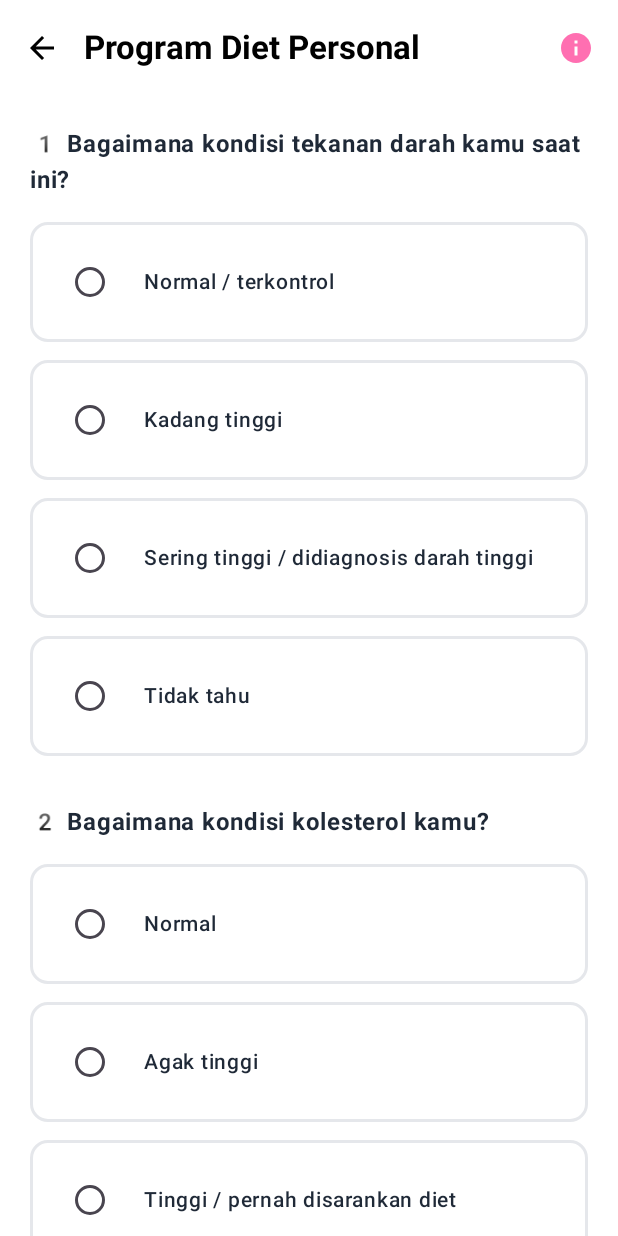
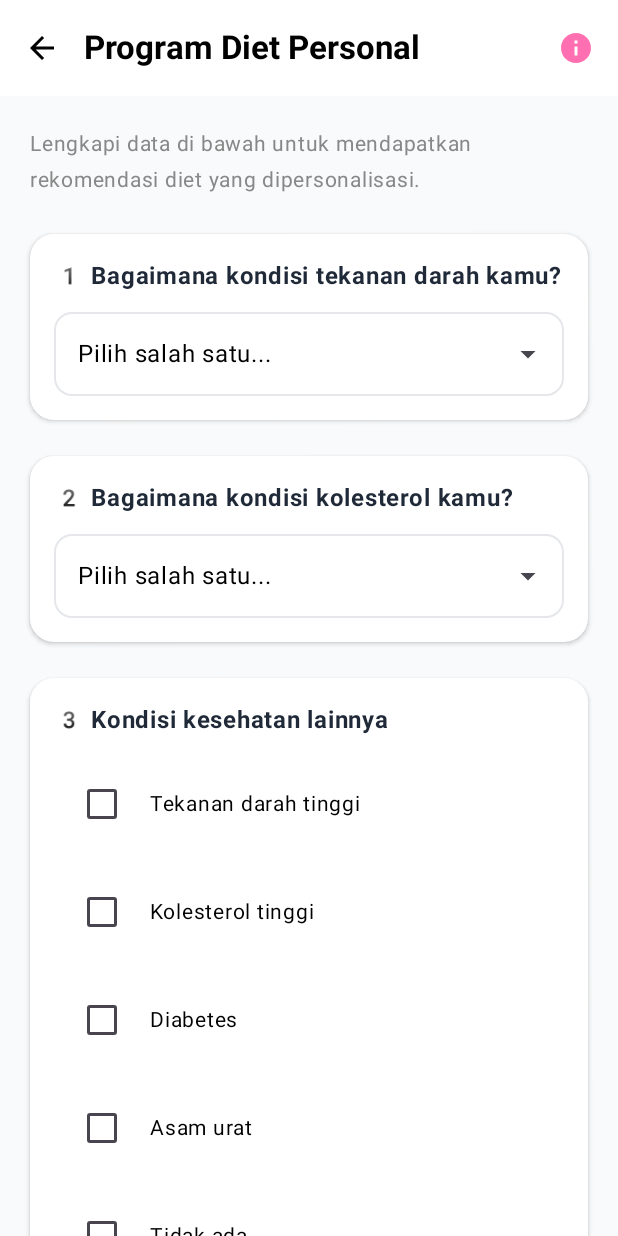
Before and after one commit to rapsz30/SehatJantungku, an Android app built with Jetpack Compose: the DietProgramScreen screen opened through its navigation route, on a phone screen of 412 x 824 dp. Run offline under Robolectric (Android 15) with nearby library versions, the phone set to English and light mode, and no system bars; our stand-ins replace Firebase (no records; nobody signed in at launch, a user with empty details on screens opened directly); pictures from the network do not load.

Commit message:
add diet plan data

```diff
--- a/app/src/main/java/com/example/sehatjantungku/ui/screens/diet/DietProgramScreen.kt
+++ b/app/src/main/java/com/example/sehatjantungku/ui/screens/diet/DietProgramScreen.kt
@@ -1,15 +1,13 @@
 package com.example.sehatjantungku.ui.screens.diet
 
 import androidx.compose.foundation.background
-import androidx.compose.foundation.border
-import androidx.compose.foundation.clickable
 import androidx.compose.foundation.layout.*
 import androidx.compose.foundation.rememberScrollState
-import androidx.compose.foundation.selection.selectable
 import androidx.compose.foundation.shape.RoundedCornerShape
 import androidx.compose.foundation.verticalScroll
 import androidx.compose.material.icons.Icons
 import androidx.compose.material.icons.filled.ArrowBack
+import androidx.compose.material.icons.filled.ArrowDropDown
 import androidx.compose.material.icons.filled.CheckCircle
 import androidx.compose.material.icons.filled.Info
 import androidx.compose.material3.*
@@ -23,6 +21,9 @@ import androidx.compose.ui.unit.sp
 import androidx.lifecycle.viewmodel.compose.viewModel
 import androidx.navigation.NavController
 import android.content.Context
+import androidx.compose.foundation.BorderStroke
+import androidx.compose.foundation.border
+import androidx.compose.foundation.clickable
 import androidx.compose.ui.platform.LocalContext
 
 @OptIn(ExperimentalMaterial3Api::class)
@@ -43,7 +44,7 @@ fun DietProgramScreen(
     if (showInfo) {
         AlertDialog(
             onDismissRequest = { showInfo = false },
-            title = { Text("Panduan Pengisian") },
+            title = { Text("Panduan Pengisian", fontWeight = FontWeight.Bold) },
             text = {
                 Column {
                     Text("📋 Pilih jawaban yang paling sesuai dengan kondisi dan preferensi Anda.")
@@ -55,7 +56,7 @@ fun DietProgramScreen(
             },
             confirmButton = {
                 TextButton(onClick = { showInfo = false }) {
-                    Text("OK", color = pinkMain)
+                    Text("OK", color = pinkMain, fontWeight = FontWeight.Bold)
                 }
             }
         )
@@ -75,9 +76,7 @@ fun DietProgramScreen(
                         Icon(Icons.Default.Info, "Info", tint = pinkMain)
                     }
                 },
-                colors = TopAppBarDefaults.topAppBarColors(
-                    containerColor = Color.White
-                )
+                colors = TopAppBarDefaults.topAppBarColors(containerColor = Color.White)
             )
         }
     ) { padding ->
@@ -85,22 +84,28 @@ fun DietProgramScreen(
             modifier = Modifier
                 .fillMaxSize()
                 .padding(padding)
-                .background(Color.White)
+                .background(Color(0xFFF9FAFB)) // Light gray background for better contrast
                 .verticalScroll(rememberScrollState())
                 .padding(20.dp),
-            verticalArrangement = Arrangement.spacedBy(32.dp)
+            verticalArrangement = Arrangement.spacedBy(24.dp)
         ) {
-            // Question 1 - Blood Pressure
-            QuestionItem(
+            Text(
+                "Lengkapi data di bawah untuk mendapatkan rekomendasi diet yang dipersonalisasi.",
+                fontSize = 14.sp,
+                color = Color.Gray
+            )
+
+            // Question 1 - Blood Pressure (Dropdown)
+            DropdownQuestion(
                 number = "1️",
-                question = "Bagaimana kondisi tekanan darah kamu saat ini?",
+                question = "Bagaimana kondisi tekanan darah kamu?",
                 options = listOf("Normal / terkontrol", "Kadang tinggi", "Sering tinggi / didiagnosis darah tinggi", "Tidak tahu"),
                 selectedOption = state.bloodPressure,
                 onOptionSelected = { viewModel.updateBloodPressure(it) }
             )
 
-            // Question 2 - Cholesterol
-            QuestionItem(
+            // Question 2 - Cholesterol (Dropdown)
+            DropdownQuestion(
                 number = "2️",
                 question = "Bagaimana kondisi kolesterol kamu?",
                 options = listOf("Normal", "Agak tinggi", "Tinggi / pernah disarankan diet", "Tidak tahu"),
@@ -108,53 +113,45 @@ fun DietProgramScreen(
                 onOptionSelected = { viewModel.updateCholesterol(it) }
             )
 
-            // Question 3 - Health Conditions (Multiple checkboxes)
-            Column {
+            // Question 3 - Health Conditions (Tetap Checkbox karena Multiple Choice)
+            Card(
+                colors = CardDefaults.cardColors(containerColor = Color.White),
+                elevation = CardDefaults.cardElevation(2.dp),
+                shape = RoundedCornerShape(16.dp)
+            ) {
+                Column(modifier = Modifier.padding(16.dp)) {
                     Text(
-                    "3️ Apakah kamu memiliki kondisi kesehatan berikut?",
+                        "3️ Kondisi kesehatan lainnya",
                         fontSize = 16.sp,
                         fontWeight = FontWeight.Bold,
-                    color = Color(0xFF1F2937),
-                    modifier = Modifier.padding(bottom = 16.dp)
+                        color = Color(0xFF1F2937)
                     )
-
-                Column(verticalArrangement = Arrangement.spacedBy(12.dp)) {
+                    Spacer(modifier = Modifier.height(12.dp))
+                    // Bagian didalam Column untuk Health Conditions
+                    Column(verticalArrangement = Arrangement.spacedBy(8.dp)) {
                         listOf("Tekanan darah tinggi", "Kolesterol tinggi", "Diabetes", "Asam urat", "Tidak ada").forEach { condition ->
+                            val isSelected = state.healthConditions.contains(condition)
                             Row(
                                 modifier = Modifier
                                     .fillMaxWidth()
-                                .border(
-                                    width = 2.dp,
-                                    color = if (state.healthConditions.contains(condition)) pinkMain else Color(0xFFE5E7EB),
-                                    shape = RoundedCornerShape(12.dp)
-                                )
                                     .background(
-                                    color = if (state.healthConditions.contains(condition)) Color(0xFFFCE7F3) else Color.White,
-                                    shape = RoundedCornerShape(12.dp)
+                                        if (isSelected) Color(0xFFFCE7F3) else Color.Transparent,
+                                        RoundedCornerShape(8.dp)
                                     )
                                     .clickable { viewModel.toggleHealthCondition(condition) }
-                                .padding(16.dp),
+                                    .padding(8.dp),
                                 verticalAlignment = Alignment.CenterVertically
                             ) {
                                 Checkbox(
-                                checked = state.healthConditions.contains(condition),
+                                    checked = isSelected,
                                     onCheckedChange = { viewModel.toggleHealthCondition(condition) },
                                     colors = CheckboxDefaults.colors(checkedColor = pinkMain)
                                 )
-                            Spacer(modifier = Modifier.width(12.dp))
+                                // Perhatikan penggunaan .sp di bawah ini:
                                 Text(
-                                condition,
+                                    text = condition,
                                     fontSize = 14.sp,
-                                fontWeight = FontWeight.Medium,
-                                color = Color(0xFF1F2937),
-                                modifier = Modifier.weight(1f)
-                            )
-                            if (state.healthConditions.contains(condition)) {
-                                Icon(
-                                    Icons.Default.CheckCircle,
-                                    contentDescription = null,
-                                    tint = pinkMain,
-                                    modifier = Modifier.size(20.dp)
+                                    modifier = Modifier.padding(start = 8.dp)
                                 )
                             }
                         }
@@ -162,147 +159,42 @@ fun DietProgramScreen(
                 }
             }
 
-            // Question 4 - Food Preference
-            QuestionItem(
+            // Question 4 - Food Preference (Dropdown)
+            DropdownQuestion(
                 number = "4️",
-                question = "Makanan seperti apa yang paling nyaman buat kamu jalani?",
-                options = listOf("Nabati dominan", "Hewani dominan", "Nabati dan hewani seimbang", "Praktis / instan (makanan cepat saji atau instan)"),
+                question = "Preferensi makanan kamu?",
+                options = listOf("Nabati dominan", "Hewani dominan", "Nabati dan hewani seimbang", "Praktis / instan"),
                 selectedOption = state.foodPreference,
                 onOptionSelected = { viewModel.updateFoodPreference(it) }
             )
 
-            // Question 5 - Activity Level
-            QuestionItem(
+            // Question 5 - Activity Level (Dropdown)
+            DropdownQuestion(
                 number = "5️",
-                question = "Dalam keseharian, seberapa aktif kamu bergerak atau berolahraga?",
-                options = listOf("Jarang bergerak (lebih banyak duduk)", "Kadang aktif (jalan santai, aktivitas ringan)", "Cukup aktif (olahraga ringan 2-3x/minggu)", "Sangat aktif (olahraga rutin ≥4x/minggu)"),
+                question = "Seberapa aktif kamu bergerak?",
+                options = listOf("Jarang bergerak", "Kadang aktif", "Cukup aktif (2-3x/minggu)", "Sangat aktif (≥4x/minggu)"),
                 selectedOption = state.activityLevel,
                 onOptionSelected = { viewModel.updateActivityLevel(it) }
             )
 
-            // Question 6 - Commitment
-            QuestionItem(
+            // Question 6 - Commitment (Dropdown)
+            DropdownQuestion(
                 number = "6️",
-                question = "Seberapa yakin kamu bisa konsisten menjalani pola makan sehat?",
+                question = "Keyakinan untuk konsisten?",
                 options = listOf("Sulit", "Lumayan", "Cukup yakin", "Sangat yakin"),
                 selectedOption = state.commitment,
                 onOptionSelected = { viewModel.updateCommitment(it) }
             )
 
-            // Question 7 - CVD Risk Consideration
-            Column {
-                Text(
-                    "7️ Apakah kamu ingin rekomendasi diet ini mempertimbangkan hasil risiko penyakit jantung kamu?",
-                    fontSize = 16.sp,
-                    fontWeight = FontWeight.Bold,
-                    color = Color(0xFF1F2937),
-                    modifier = Modifier.padding(bottom = 16.dp)
-                )
-
-                Column(verticalArrangement = Arrangement.spacedBy(12.dp)) {
-                    // Option 1: Yes, consider CVD risk
-                    Row(
-                        modifier = Modifier
-                            .fillMaxWidth()
-                            .border(
-                                width = 2.dp,
-                                color = if (useCVDData && cvdDataAvailable) Color(0xFF3B82F6) else Color(0xFFE5E7EB),
-                                shape = RoundedCornerShape(12.dp)
-                            )
-                            .background(
-                                color = if (useCVDData && cvdDataAvailable) Color(0xFFEFF6FF) else Color.White,
-                                shape = RoundedCornerShape(12.dp)
-                            )
-                            .clickable(enabled = cvdDataAvailable) {
-                                useCVDData = true
-                                viewModel.updateUseCVDData(true)
-                            }
-                            .padding(16.dp),
-                        verticalAlignment = Alignment.CenterVertically
-                    ) {
-                        Checkbox(
-                            checked = useCVDData && cvdDataAvailable,
-                            onCheckedChange = {
+            // Question 7 - CVD Risk (Toggle/Card Style)
+            CVDSelectionCard(
+                cvdAvailable = cvdDataAvailable,
+                useCVDData = useCVDData,
+                onSelectionChange = {
                     useCVDData = it
                     viewModel.updateUseCVDData(it)
-                            },
-                            enabled = cvdDataAvailable,
-                            colors = CheckboxDefaults.colors(checkedColor = Color(0xFF3B82F6))
+                }
             )
-                        Spacer(modifier = Modifier.width(12.dp))
-                        Column(modifier = Modifier.weight(1f)) {
-                            Text(
-                                "Ya, pertimbangkan risiko jantung saya",
-                                fontSize = 14.sp,
-                                fontWeight = FontWeight.Medium,
-                                color = if (cvdDataAvailable) Color(0xFF1F2937) else Color(0xFF9CA3AF)
-                            )
-                            if (!cvdDataAvailable) {
-                                Text(
-                                    "(Lakukan CVD Risk Predictor terlebih dahulu)",
-                                    fontSize = 12.sp,
-                                    color = Color(0xFF9CA3AF),
-                                    modifier = Modifier.padding(top = 4.dp)
-                                )
-                            }
-                        }
-                        if (useCVDData && cvdDataAvailable) {
-                            Icon(
-                                Icons.Default.CheckCircle,
-                                contentDescription = null,
-                                tint = Color(0xFF3B82F6),
-                                modifier = Modifier.size(20.dp)
-                            )
-                        }
-                    }
-
-                    // Option 2: No, general recommendation
-                    Row(
-                        modifier = Modifier
-                            .fillMaxWidth()
-                            .border(
-                                width = 2.dp,
-                                color = if (!useCVDData) pinkMain else Color(0xFFE5E7EB),
-                                shape = RoundedCornerShape(12.dp)
-                            )
-                            .background(
-                                color = if (!useCVDData) Color(0xFFFCE7F3) else Color.White,
-                                shape = RoundedCornerShape(12.dp)
-                            )
-                            .clickable {
-                                useCVDData = false
-                                viewModel.updateUseCVDData(false)
-                            }
-                            .padding(16.dp),
-                        verticalAlignment = Alignment.CenterVertically
-                    ) {
-                        Checkbox(
-                            checked = !useCVDData,
-                            onCheckedChange = {
-                                useCVDData = !it
-                                viewModel.updateUseCVDData(!it)
-                            },
-                            colors = CheckboxDefaults.colors(checkedColor = pinkMain)
-                        )
-                        Spacer(modifier = Modifier.width(12.dp))
-                        Text(
-                            "Tidak, saya ingin rekomendasi umum saja",
-                            fontSize = 14.sp,
-                            fontWeight = FontWeight.Medium,
-                            color = Color(0xFF1F2937),
-                            modifier = Modifier.weight(1f)
-                        )
-                        if (!useCVDData) {
-                            Icon(
-                                Icons.Default.CheckCircle,
-                                contentDescription = null,
-                                tint = pinkMain,
-                                modifier = Modifier.size(20.dp)
-                            )
-                        }
-                    }
-                }
-            }
 
             // Submit Button
             Button(
@@ -313,7 +205,7 @@ fun DietProgramScreen(
                 modifier = Modifier
                     .fillMaxWidth()
                     .height(56.dp),
-                shape = RoundedCornerShape(12.dp),
+                shape = RoundedCornerShape(16.dp),
                 colors = ButtonDefaults.buttonColors(containerColor = pinkMain),
                 enabled = state.bloodPressure.isNotEmpty() && state.cholesterol.isNotEmpty() &&
                         state.foodPreference.isNotEmpty() && state.activityLevel.isNotEmpty() &&
@@ -321,66 +213,69 @@ fun DietProgramScreen(
             ) {
                 Text("Dapatkan Rekomendasi Diet", fontSize = 16.sp, fontWeight = FontWeight.Bold)
             }
+
+            Spacer(modifier = Modifier.height(20.dp))
         }
     }
 }
 
+@OptIn(ExperimentalMaterial3Api::class)
 @Composable
-fun QuestionItem(
+fun DropdownQuestion(
     number: String,
     question: String,
     options: List<String>,
     selectedOption: String,
     onOptionSelected: (String) -> Unit
 ) {
-    val pinkMain = Color(0xFFFF6FB1)
+    var expanded by remember { mutableStateOf(false) }
 
-    Column {
+    Card(
+        colors = CardDefaults.cardColors(containerColor = Color.White),
+        elevation = CardDefaults.cardElevation(2.dp),
+        shape = RoundedCornerShape(16.dp)
+    ) {
+        Column(modifier = Modifier.padding(16.dp)) {
             Text(
                 "$number $question",
                 fontSize = 16.sp,
                 fontWeight = FontWeight.Bold,
-            color = Color(0xFF1F2937),
-            modifier = Modifier.padding(bottom = 16.dp)
+                color = Color(0xFF1F2937)
+            )
+            Spacer(modifier = Modifier.height(12.dp))
+
+            ExposedDropdownMenuBox(
+                expanded = expanded,
+                onExpandedChange = { expanded = !expanded }
+            ) {
+                OutlinedTextField(
+                    value = selectedOption.ifEmpty { "Pilih salah satu..." },
+                    onValueChange = {},
+                    readOnly = true,
+                    trailingIcon = { ExposedDropdownMenuDefaults.TrailingIcon(expanded = expanded) },
+                    modifier = Modifier
+                        .menuAnchor()
+                        .fillMaxWidth(),
+                    shape = RoundedCornerShape(12.dp),
+                    colors = OutlinedTextFieldDefaults.colors(
+                        focusedBorderColor = Color(0xFFFF6FB1),
+                        unfocusedBorderColor = Color(0xFFE5E7EB)
+                    )
                 )
 
-        Column(verticalArrangement = Arrangement.spacedBy(12.dp)) {
+                ExposedDropdownMenu(
+                    expanded = expanded,
+                    onDismissRequest = { expanded = false },
+                    modifier = Modifier.background(Color.White)
+                ) {
                     options.forEach { option ->
-                Row(
-                    modifier = Modifier
-                        .fillMaxWidth()
-                        .border(
-                            width = 2.dp,
-                            color = if (selectedOption == option) pinkMain else Color(0xFFE5E7EB),
-                            shape = RoundedCornerShape(12.dp)
-                        )
-                        .background(
-                            color = if (selectedOption == option) Color(0xFFFCE7F3) else Color.White,
-                            shape = RoundedCornerShape(12.dp)
-                        )
-                        .clickable { onOptionSelected(option) }
-                        .padding(16.dp),
-                    verticalAlignment = Alignment.CenterVertically
-                ) {
-                    RadioButton(
-                        selected = selectedOption == option,
-                        onClick = { onOptionSelected(option) },
-                        colors = RadioButtonDefaults.colors(selectedColor = pinkMain)
-                    )
-                    Spacer(modifier = Modifier.width(12.dp))
-                    Text(
-                        option,
-                        fontSize = 14.sp,
-                        fontWeight = FontWeight.Medium,
-                        color = Color(0xFF1F2937),
-                        modifier = Modifier.weight(1f)
-                    )
-                    if (selectedOption == option) {
-                        Icon(
-                            Icons.Default.CheckCircle,
-                            contentDescription = null,
-                            tint = pinkMain,
-                            modifier = Modifier.size(20.dp)
+                        DropdownMenuItem(
+                            text = { Text(option) },
+                            onClick = {
+                                onOptionSelected(option)
+                                expanded = false
+                            },
+                            contentPadding = ExposedDropdownMenuDefaults.ItemContentPadding
                         )
                     }
                 }
@@ -388,3 +283,84 @@ fun QuestionItem(
         }
     }
 }
+
+@Composable
+fun CVDSelectionCard(
+    cvdAvailable: Boolean,
+    useCVDData: Boolean,
+    onSelectionChange: (Boolean) -> Unit
+) {
+    val pinkMain = Color(0xFFFF6FB1)
+    val blueMain = Color(0xFF3B82F6)
+
+    Card(
+        colors = CardDefaults.cardColors(containerColor = Color.White),
+        elevation = CardDefaults.cardElevation(2.dp),
+        shape = RoundedCornerShape(16.dp)
+    ) {
+        Column(modifier = Modifier.padding(16.dp)) {
+            Text(
+                "7️ Pertimbangkan Skor Risiko Jantung?",
+                fontSize = 16.sp,
+                fontWeight = FontWeight.Bold
+            )
+            Spacer(modifier = Modifier.height(12.dp))
+
+            Row(
+                modifier = Modifier.fillMaxWidth(),
+                horizontalArrangement = Arrangement.spacedBy(8.dp)
+            ) {
+                // Option: Yes
+                Surface(
+                    modifier = Modifier
+                        .weight(1f)
+                        .clickable(enabled = cvdAvailable) { onSelectionChange(true) },
+                    shape = RoundedCornerShape(12.dp),
+                    color = if (useCVDData && cvdAvailable) blueMain.copy(alpha = 0.1f) else Color.White,
+                    border = BorderStroke(1.dp, if (useCVDData && cvdAvailable) blueMain else Color(0xFFE5E7EB))
+                ) {
+                    Column(
+                        modifier = Modifier.padding(12.dp),
+                        horizontalAlignment = Alignment.CenterHorizontally
+                    ) {
+                        RadioButton(
+                            selected = useCVDData && cvdAvailable,
+                            onClick = { if (cvdAvailable) onSelectionChange(true) },
+                            enabled = cvdAvailable
+                        )
+                        Text(
+                            "Gunakan Data",
+                            fontSize = 12.sp,
+                            fontWeight = FontWeight.Bold,
+                            color = if (cvdAvailable) Color.Unspecified else Color.LightGray
+                        )
+                        if (!cvdAvailable) {
+                            Text("Belum Ada", fontSize = 10.sp, color = Color.Red)
+                        }
+                    }
+                }
+
+                // Option: No
+                Surface(
+                    modifier = Modifier
+                        .weight(1f)
+                        .clickable { onSelectionChange(false) },
+                    shape = RoundedCornerShape(12.dp),
+                    color = if (!useCVDData) pinkMain.copy(alpha = 0.1f) else Color.White,
+                    border = BorderStroke(1.dp, if (!useCVDData) pinkMain else Color(0xFFE5E7EB))
+                ) {
+                    Column(
+                        modifier = Modifier.padding(12.dp),
+                        horizontalAlignment = Alignment.CenterHorizontally
+                    ) {
+                        RadioButton(
+                            selected = !useCVDData,
+                            onClick = { onSelectionChange(false) }
+                        )
+                        Text("Saran Umum", fontSize = 12.sp, fontWeight = FontWeight.Bold)
+                    }
+                }
+            }
+        }
+    }
+}
```
Also changed, not shown: 1 other file. Lines whose indentation alone changed are shown as unchanged.
